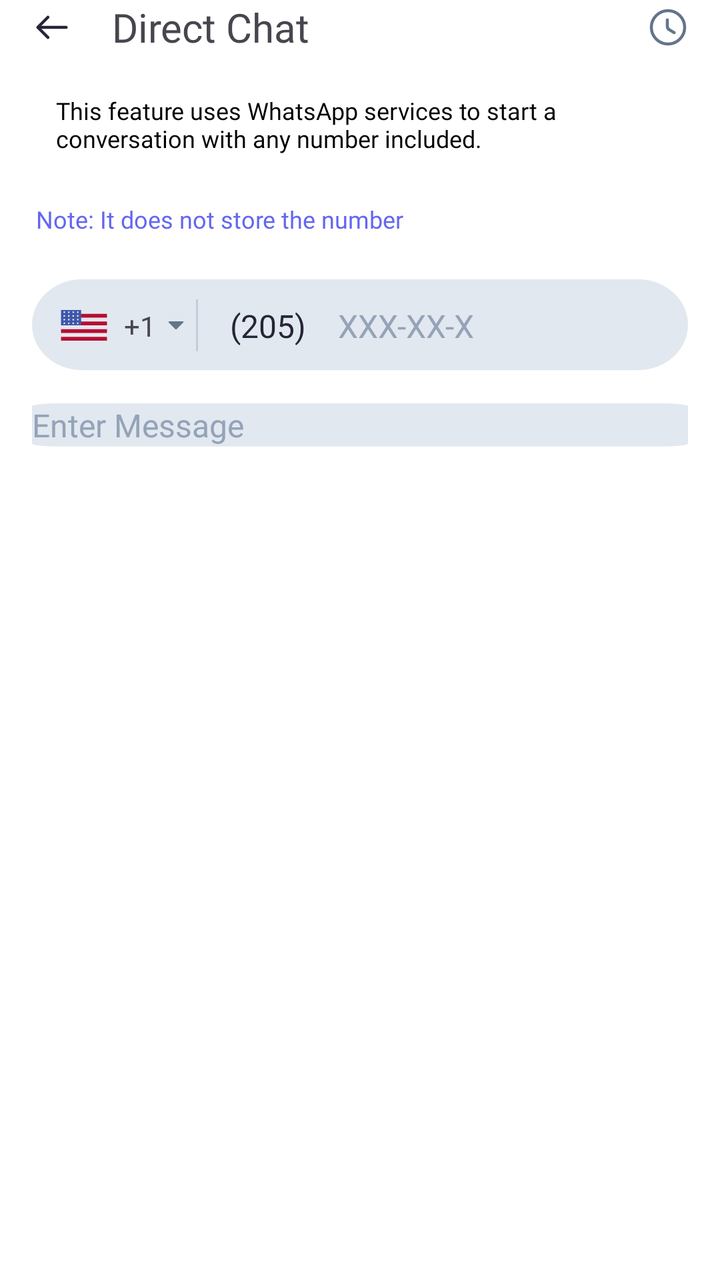
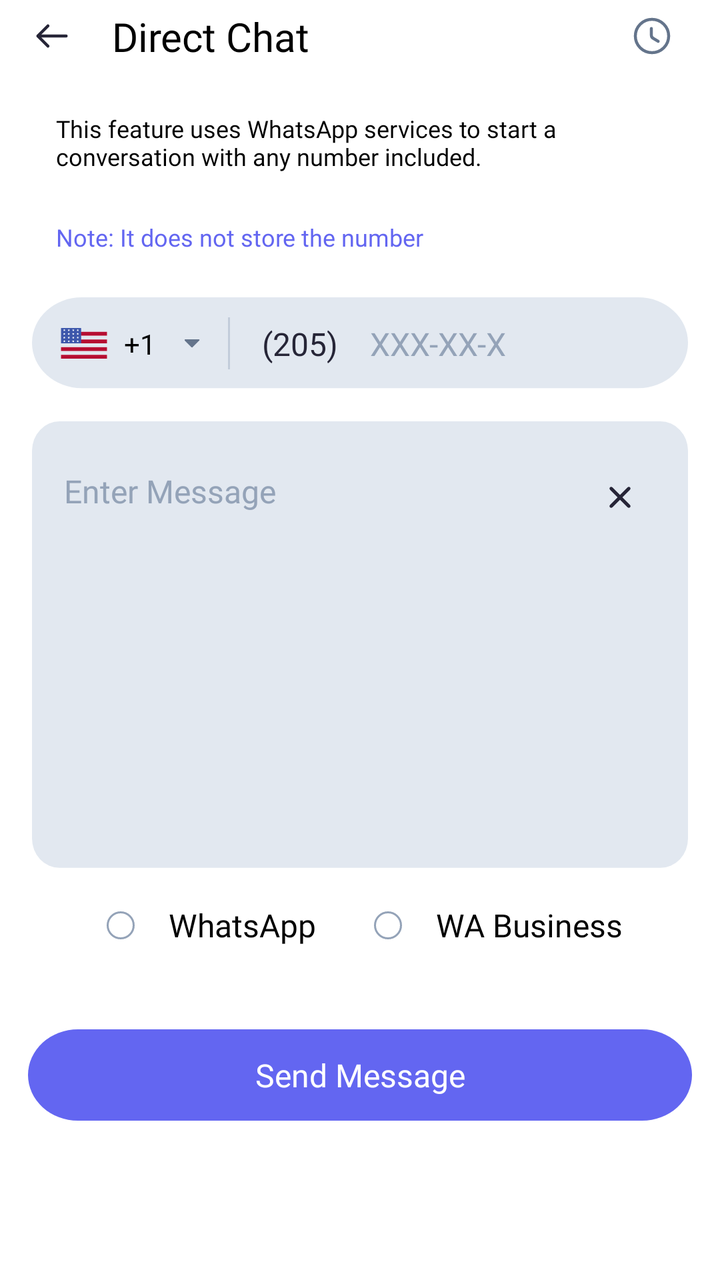

Before-and-after screenshots of an Android layout around one commit, followed by the original layout XML and the change that was made.
<!-- AndroidManifest.xml: application theme Theme.GPSMapCamera -->
<!-- res/layout/fragment_direct_chat.xml -->
<?xml version="1.0" encoding="utf-8"?>
<androidx.constraintlayout.widget.ConstraintLayout xmlns:android="http://schemas.android.com/apk/res/android"
    android:layout_width="match_parent"
    android:layout_height="match_parent"
    xmlns:app="http://schemas.android.com/apk/res-auto"
    android:background="@color/white"
    android:fitsSystemWindows="true">

    <androidx.constraintlayout.widget.ConstraintLayout
        android:id="@+id/topbar"
        android:layout_width="match_parent"
        android:layout_height="wrap_content"
        app:layout_constraintTop_toTopOf="parent"
        app:layout_constraintStart_toStartOf="parent"
        app:layout_constraintEnd_toEndOf="parent"
        android:layout_marginHorizontal="16dp">

        <ImageView
            android:id="@+id/back_btn"
            android:layout_width="wrap_content"
            android:layout_height="wrap_content"
            android:src="@drawable/camera_arrow_left"
            app:layout_constraintStart_toStartOf="parent"
            app:layout_constraintTop_toTopOf="parent"
            app:layout_constraintBottom_toBottomOf="parent"/>
        <TextView
            android:id="@+id/firct_chat_text"
            android:layout_width="wrap_content"
            android:layout_height="wrap_content"
            android:text="Direct Chat"
            android:textSize="20sp"
            android:fontFamily="@font/poppins_semibold"
            android:layout_marginStart="20dp"
            app:layout_constraintTop_toTopOf="parent"
            app:layout_constraintBottom_toBottomOf="parent"
            app:layout_constraintStart_toEndOf="@id/back_btn" />

        <ImageView
            android:id="@+id/clock_icon"
            android:layout_width="wrap_content"
            android:layout_height="wrap_content"
            android:src="@drawable/clock"
            app:layout_constraintTop_toTopOf="parent"
            app:layout_constraintBottom_toBottomOf="parent"
            app:layout_constraintEnd_toEndOf="parent"/>

    </androidx.constraintlayout.widget.ConstraintLayout>

    <androidx.constraintlayout.widget.ConstraintLayout
        android:id="@+id/topbar_bottom"
        android:layout_width="wrap_content"
        android:layout_height="wrap_content"
        app:layout_constraintStart_toStartOf="parent"
        app:layout_constraintEnd_toEndOf="parent"
        app:layout_constraintTop_toBottomOf="@id/topbar">

        <TextView
            android:id="@+id/first_description"
            android:layout_width="wrap_content"
            android:layout_height="wrap_content"
            android:fontFamily="@font/inter"
            android:text="This feature uses WhatsApp services to start a conversation with any number included."
            android:textSize="12sp"
            android:textColor="@color/black"
            android:layout_marginTop="20dp"
            android:paddingHorizontal="28dp"
            app:layout_constraintEnd_toEndOf="parent"
            app:layout_constraintStart_toStartOf="parent"
            app:layout_constraintTop_toTopOf="parent" />
        <TextView
            android:id="@+id/second_description"
            android:layout_width="wrap_content"
            android:layout_height="wrap_content"
            android:fontFamily="@font/inter"
            android:text="Note: It does not store the number"
            android:textSize="12sp"
            android:layout_marginTop="24dp"
            android:layout_marginStart="18dp"
            app:layout_constraintStart_toStartOf="parent"
            app:layout_constraintTop_toBottomOf="@id/first_description"
            android:textColor="@color/Purple"/>
    </androidx.constraintlayout.widget.ConstraintLayout>

    <androidx.constraintlayout.widget.ConstraintLayout
        android:id="@+id/phone_number_area"
        android:layout_width="match_parent"
        android:layout_height="wrap_content"
        android:layout_marginTop="22dp"
        android:paddingVertical="10dp"
        android:layout_marginHorizontal="16dp"
        android:background="@drawable/phone_rectangle"
        app:layout_constraintStart_toStartOf="parent"
        app:layout_constraintEnd_toEndOf="parent"
        app:layout_constraintTop_toBottomOf="@id/topbar_bottom">

        <ImageView
            android:id="@+id/flag_icon"
            android:layout_width="wrap_content"
            android:layout_height="wrap_content"
            android:src="@drawable/flag"
            android:layout_marginStart="14dp"
            app:layout_constraintStart_toStartOf="parent"
            app:layout_constraintTop_toTopOf="parent"
            app:layout_constraintBottom_toBottomOf="parent"/>

        <TextView
            android:id="@+id/country_no"
            android:layout_width="wrap_content"
            android:layout_height="wrap_content"
            android:text="+1"
            android:layout_marginStart="8dp"
            app:layout_constraintTop_toTopOf="parent"
            app:layout_constraintBottom_toBottomOf="parent"
            app:layout_constraintStart_toEndOf="@id/flag_icon"/>

        <ImageView
            android:id="@+id/dropdown_country"
            android:layout_width="wrap_content"
            android:layout_height="wrap_content"
            android:src="@drawable/flag_dropdown"
            android:layout_marginStart="6dp"
            app:layout_constraintTop_toTopOf="parent"
            app:layout_constraintBottom_toBottomOf="parent"
            app:layout_constraintStart_toEndOf="@id/country_no" />

       <ImageView
           android:id="@+id/line"
           android:layout_width="wrap_content"
           android:layout_height="wrap_content"
           android:src="@drawable/number_line"
           android:layout_marginStart="6dp"
           app:layout_constraintTop_toTopOf="parent"
           app:layout_constraintBottom_toBottomOf="parent"
           app:layout_constraintStart_toEndOf="@id/dropdown_country"/>

        <TextView
            android:id="@+id/code_country"
            android:layout_width="wrap_content"
            android:layout_height="wrap_content"
            android:text="(205)"
            android:textSize="16sp"
            android:fontFamily="@font/poppins_medium"
            android:textColor="@color/black_light"
            android:layout_marginStart="16dp"
            app:layout_constraintTop_toTopOf="parent"
            app:layout_constraintBottom_toBottomOf="parent"
            app:layout_constraintStart_toEndOf="@id/line"/>

        <TextView
            android:id="@+id/number"
            android:layout_width="wrap_content"
            android:layout_height="wrap_content"
            android:text="XXX-XX-X"
            android:textColor="@color/Slate"
            android:textSize="16sp"
            android:fontFamily="@font/poppins_medium"
            android:layout_marginStart="16dp"
            app:layout_constraintTop_toTopOf="parent"
            app:layout_constraintBottom_toBottomOf="parent"
            app:layout_constraintStart_toEndOf="@id/code_country"/>


    </androidx.constraintlayout.widget.ConstraintLayout>

    <androidx.constraintlayout.widget.ConstraintLayout
        android:id="@+id/message_area"
        android:layout_width="match_parent"
        android:layout_height="wrap_content"
        android:background="@drawable/write_message_rectangle"
        android:layout_marginTop="16dp"
        android:layout_marginHorizontal="16dp"
        app:layout_constraintStart_toStartOf="parent"
        app:layout_constraintEnd_toEndOf="parent"
        app:layout_constraintTop_toBottomOf="@id/phone_number_area">

    <TextView
        android:layout_width="wrap_content"
        android:layout_height="wrap_content"
        android:text="Enter Message"
        android:fontFamily="@font/poppins"
        android:textSize="16dp"
        android:textColor="@color/Slate"
        app:layout_constraintTop_toTopOf="parent"
        app:layout_constraintStart_toStartOf="parent"/>

</androidx.constraintlayout.widget.ConstraintLayout>



</androidx.constraintlayout.widget.ConstraintLayout>
<!-- resources referenced by this layout -->
<resources>
  <color name="Purple">#6366F1</color>
  <color name="Slate">#94a3b8</color>
  <color name="black">#FF000000</color>
  <color name="black_light">#262537</color>
  <color name="white">#FFFFFFFF</color>
  <!-- drawable number_line (drawable) -->
  <vector xmlns:android="http://schemas.android.com/apk/res/android"
      android:width="1dp"
      android:height="26dp"
      android:viewportWidth="1"
      android:viewportHeight="26">
    <path
        android:strokeWidth="1"
        android:pathData="M0.5,0V26"
        android:strokeAlpha="0.4"
        android:fillColor="#00000000"
        android:strokeColor="#94A3B8"
        android:fillAlpha="0.4"/>
  </vector>
  <!-- drawable write_message_rectangle (drawable) -->
  <vector xmlns:android="http://schemas.android.com/apk/res/android"
      android:width="332dp"
      android:height="214dp"
      android:viewportWidth="332"
      android:viewportHeight="214">
    <path
        android:pathData="M14,0L318,0A14,14 0,0 1,332 14L332,199.3A14,14 0,0 1,318 213.3L14,213.3A14,14 0,0 1,0 199.3L0,14A14,14 0,0 1,14 0z"
        android:fillColor="#E2E8F0"/>
  </vector>
  <style name="Theme.GPSMapCamera" parent="Base.Theme.GPSMapCamera" />
  <style name="Base.Theme.GPSMapCamera" parent="Theme.Material3.DayNight.NoActionBar">
          
          
      </style>
  <!-- unchanged entries left out for length: 5 -->
</resources>

<!-- the commit's change to res/layout/fragment_direct_chat.xml (unified diff, before → after) -->
@@ -19,6 +19,7 @@
             android:id="@+id/back_btn"
             android:layout_width="wrap_content"
             android:layout_height="wrap_content"
+            android:contentDescription="@string/todo"
             android:src="@drawable/camera_arrow_left"
             app:layout_constraintStart_toStartOf="parent"
             app:layout_constraintTop_toTopOf="parent"
@@ -27,10 +28,11 @@
             android:id="@+id/firct_chat_text"
             android:layout_width="wrap_content"
             android:layout_height="wrap_content"
-            android:text="Direct Chat"
+            android:text="@string/direct_chat"
             android:textSize="20sp"
             android:fontFamily="@font/poppins_semibold"
             android:layout_marginStart="20dp"
+            android:textColor="@color/black"
             app:layout_constraintTop_toTopOf="parent"
             app:layout_constraintBottom_toBottomOf="parent"
             app:layout_constraintStart_toEndOf="@id/back_btn" />
@@ -40,6 +42,8 @@
             android:layout_width="wrap_content"
             android:layout_height="wrap_content"
             android:src="@drawable/clock"
+            android:padding="8dp"
+            android:contentDescription="@string/todo"
             app:layout_constraintTop_toTopOf="parent"
             app:layout_constraintBottom_toBottomOf="parent"
             app:layout_constraintEnd_toEndOf="parent"/>
@@ -59,7 +63,7 @@
             android:layout_width="wrap_content"
             android:layout_height="wrap_content"
             android:fontFamily="@font/inter"
-            android:text="This feature uses WhatsApp services to start a conversation with any number included."
+            android:text="@string/this_feature_uses_whatsapp_services_to_start_a_conversation_with_any_number_included"
             android:textSize="12sp"
             android:textColor="@color/black"
             android:layout_marginTop="20dp"
@@ -72,10 +76,10 @@
             android:layout_width="wrap_content"
             android:layout_height="wrap_content"
             android:fontFamily="@font/inter"
-            android:text="Note: It does not store the number"
+            android:text="@string/note_it_does_not_store_the_number"
             android:textSize="12sp"
             android:layout_marginTop="24dp"
-            android:layout_marginStart="18dp"
+            android:layout_marginStart="28dp"
             app:layout_constraintStart_toStartOf="parent"
             app:layout_constraintTop_toBottomOf="@id/first_description"
             android:textColor="@color/Purple"/>
@@ -95,9 +99,10 @@
 
         <ImageView
             android:id="@+id/flag_icon"
-            android:layout_width="wrap_content"
-            android:layout_height="wrap_content"
+            android:layout_width="24dp"
+            android:layout_height="24dp"
             android:src="@drawable/flag"
+            android:contentDescription="@string/todo"
             android:layout_marginStart="14dp"
             app:layout_constraintStart_toStartOf="parent"
             app:layout_constraintTop_toTopOf="parent"
@@ -107,8 +112,9 @@
             android:id="@+id/country_no"
             android:layout_width="wrap_content"
             android:layout_height="wrap_content"
-            android:text="+1"
+            android:text="@string/_1"
             android:layout_marginStart="8dp"
+            android:textColor="@color/black"
             app:layout_constraintTop_toTopOf="parent"
             app:layout_constraintBottom_toBottomOf="parent"
             app:layout_constraintStart_toEndOf="@id/flag_icon"/>
@@ -119,6 +125,10 @@
             android:layout_height="wrap_content"
             android:src="@drawable/flag_dropdown"
             android:layout_marginStart="6dp"
+            android:padding="8dp"
+            android:clickable="true"
+            android:focusable="true"
+            android:contentDescription="@string/todo"
             app:layout_constraintTop_toTopOf="parent"
             app:layout_constraintBottom_toBottomOf="parent"
             app:layout_constraintStart_toEndOf="@id/country_no" />
@@ -129,6 +139,7 @@
            android:layout_height="wrap_content"
            android:src="@drawable/number_line"
            android:layout_marginStart="6dp"
+           android:contentDescription="@string/todo"
            app:layout_constraintTop_toTopOf="parent"
            app:layout_constraintBottom_toBottomOf="parent"
            app:layout_constraintStart_toEndOf="@id/dropdown_country"/>
@@ -137,27 +148,34 @@
             android:id="@+id/code_country"
             android:layout_width="wrap_content"
             android:layout_height="wrap_content"
-            android:text="(205)"
+            android:text="@string/_205"
             android:textSize="16sp"
             android:fontFamily="@font/poppins_medium"
             android:textColor="@color/black_light"
+            android:clickable="true"
+            android:focusable="true"
             android:layout_marginStart="16dp"
             app:layout_constraintTop_toTopOf="parent"
             app:layout_constraintBottom_toBottomOf="parent"
             app:layout_constraintStart_toEndOf="@id/line"/>
 
-        <TextView
+        <EditText
             android:id="@+id/number"
-            android:layout_width="wrap_content"
-            android:layout_height="wrap_content"
-            android:text="XXX-XX-X"
-            android:textColor="@color/Slate"
+            android:layout_width="0dp"
+            android:layout_height="wrap_content"
+            android:layout_weight="1"
+            android:background="@null"
+            android:hint="@string/xxx_xx_x"
+            android:textColor="@color/black"
+            android:textColorHint="@color/Slate"
             android:textSize="16sp"
             android:fontFamily="@font/poppins_medium"
             android:layout_marginStart="16dp"
-            app:layout_constraintTop_toTopOf="parent"
-            app:layout_constraintBottom_toBottomOf="parent"
-            app:layout_constraintStart_toEndOf="@id/code_country"/>
+            android:inputType="phone"
+            app:layout_constraintTop_toTopOf="parent"
+            app:layout_constraintBottom_toBottomOf="parent"
+            app:layout_constraintStart_toEndOf="@id/code_country"
+            app:layout_constraintEnd_toEndOf="parent"/>
 
 
     </androidx.constraintlayout.widget.ConstraintLayout>
@@ -165,7 +183,8 @@
     <androidx.constraintlayout.widget.ConstraintLayout
         android:id="@+id/message_area"
         android:layout_width="match_parent"
-        android:layout_height="wrap_content"
+        android:layout_height="0dp"
+        app:layout_constraintHeight_percent="0.35"
         android:background="@drawable/write_message_rectangle"
         android:layout_marginTop="16dp"
         android:layout_marginHorizontal="16dp"
@@ -173,18 +192,121 @@
         app:layout_constraintEnd_toEndOf="parent"
         app:layout_constraintTop_toBottomOf="@id/phone_number_area">
 
-    <TextView
-        android:layout_width="wrap_content"
-        android:layout_height="wrap_content"
-        android:text="Enter Message"
-        android:fontFamily="@font/poppins"
-        android:textSize="16dp"
-        android:textColor="@color/Slate"
-        app:layout_constraintTop_toTopOf="parent"
-        app:layout_constraintStart_toStartOf="parent"/>
+        <EditText
+            android:id="@+id/messageInput"
+            android:layout_width="0dp"
+            android:layout_height="0dp"
+            android:background="@null"
+            android:hint="@string/enter_message"
+            android:fontFamily="@font/poppins"
+            android:layout_marginTop="24dp"
+            android:layout_marginStart="16dp"
+            android:layout_marginEnd="16dp"
+            android:layout_marginBottom="16dp"
+            android:textSize="16sp"
+            android:textColor="@color/black"
+            android:textColorHint="@color/Slate"
+            android:gravity="top|start"
+            android:inputType="textMultiLine"
+            app:layout_constraintTop_toTopOf="parent"
+            app:layout_constraintStart_toStartOf="parent"
+            app:layout_constraintEnd_toStartOf="@id/cross"
+            app:layout_constraintBottom_toBottomOf="parent"/>
+
+        <ImageView
+            android:id="@+id/cross"
+            android:layout_width="wrap_content"
+            android:layout_height="wrap_content"
+            android:src="@drawable/chat_cross"
+            android:padding="8dp"
+            android:contentDescription="@string/todo"
+            android:layout_marginTop="20dp"
+            android:layout_marginEnd="16dp"
+            app:layout_constraintTop_toTopOf="parent"
+            app:layout_constraintEnd_toEndOf="parent"/>
 
 </androidx.constraintlayout.widget.ConstraintLayout>
 
+    <LinearLayout
+        android:id="@+id/third_portion"
+        android:layout_width="match_parent"
+        android:layout_height="wrap_content"
+        android:orientation="horizontal"
+        android:gravity="center"
+        android:layout_marginTop="16dp"
+        android:layout_marginHorizontal="16dp"
+        app:layout_constraintStart_toStartOf="parent"
+        app:layout_constraintEnd_toEndOf="parent"
+        app:layout_constraintTop_toBottomOf="@id/message_area">
+
+        <ImageView
+            android:id="@+id/radiobutton1"
+            android:layout_width="24dp"
+            android:layout_height="24dp"
+            android:scaleType="centerInside"
+            android:clickable="true"
+            android:focusable="true"
+            android:contentDescription="@string/todo"
+            android:src="@drawable/chat_radio_button" />
+
+        <TextView
+            android:id="@+id/whatsapp_chat"
+            android:layout_width="wrap_content"
+            android:layout_height="wrap_content"
+            android:layout_marginStart="12dp"
+            android:fontFamily="@font/poppins_medium"
+            android:textColor="@color/black"
+            android:text="@string/whatsapp"
+            android:textSize="16sp" />
+
+        <ImageView
+            android:id="@+id/radiobutton2"
+            android:layout_width="24dp"
+            android:layout_height="24dp"
+            android:scaleType="centerInside"
+            android:layout_marginStart="24dp"
+            android:clickable="true"
+            android:focusable="true"
+            android:contentDescription="@string/todo"
+            android:src="@drawable/chat_radio_button" />
+
+        <TextView
+            android:id="@+id/WA_Business"
+            android:layout_width="wrap_content"
+            android:layout_height="wrap_content"
+            android:text="@string/wa_business"
+            android:textColor="@color/black"
+            android:fontFamily="@font/poppins_medium"
+            android:textSize="16sp"
+            android:layout_marginStart="12dp" />
+
+    </LinearLayout>
+
+    <androidx.constraintlayout.widget.ConstraintLayout
+        android:id="@+id/rectangle_portion"
+        android:layout_width="match_parent"
+        android:layout_height="wrap_content"
+        android:paddingVertical="12dp"
+        android:layout_marginHorizontal="14dp"
+        android:layout_marginTop="40dp"
+        android:background="@drawable/chat_rectangle"
+        app:layout_constraintStart_toStartOf="parent"
+        app:layout_constraintEnd_toEndOf="parent"
+        app:layout_constraintTop_toBottomOf="@id/third_portion">
+
+        <TextView
+            android:id="@+id/rectangle"
+            android:layout_width="wrap_content"
+            android:layout_height="wrap_content"
+            android:text="@string/send_message"
+            android:textSize="16sp"
+            android:textColor="@color/white"
+            android:gravity="center"
+            android:fontFamily="@font/poppins_medium"
+            app:layout_constraintTop_toTopOf="parent"
+            app:layout_constraintStart_toStartOf="parent"
+            app:layout_constraintEnd_toEndOf="parent"/>
+    </androidx.constraintlayout.widget.ConstraintLayout>
 
 
 </androidx.constraintlayout.widget.ConstraintLayout>
<!-- resource entries referenced after the edit -->
@@ -5,6 +5,38 @@
   <color name="black">#FF000000</color>
   <color name="black_light">#262537</color>
   <color name="white">#FFFFFFFF</color>
+  <!-- drawable chat_cross (drawable) -->
+  <vector xmlns:android="http://schemas.android.com/apk/res/android"
+      android:width="20dp"
+      android:height="20dp"
+      android:viewportWidth="20"
+      android:viewportHeight="20">
+    <path
+        android:pathData="M15.002,5C14.845,4.844 14.634,4.756 14.413,4.756C14.192,4.756 13.98,4.844 13.823,5L10.002,8.822L6.18,5C6.024,4.844 5.812,4.756 5.591,4.756C5.37,4.756 5.158,4.844 5.002,5C4.846,5.156 4.758,5.368 4.758,5.589C4.758,5.81 4.846,6.022 5.002,6.178L8.823,10L5.002,13.822C4.846,13.978 4.758,14.19 4.758,14.411C4.758,14.632 4.846,14.844 5.002,15C5.158,15.156 5.37,15.244 5.591,15.244C5.812,15.244 6.024,15.156 6.18,15L10.002,11.178L13.823,15C13.98,15.156 14.192,15.244 14.413,15.244C14.634,15.244 14.845,15.156 15.002,15C15.158,14.844 15.246,14.632 15.246,14.411C15.246,14.19 15.158,13.978 15.002,13.822L11.18,10L15.002,6.178C15.158,6.022 15.246,5.81 15.246,5.589C15.246,5.368 15.158,5.156 15.002,5Z"
+        android:fillColor="#262537"/>
+  </vector>
+  <!-- drawable chat_radio_button (drawable) -->
+  <vector xmlns:android="http://schemas.android.com/apk/res/android"
+      android:width="14dp"
+      android:height="14dp"
+      android:viewportWidth="14"
+      android:viewportHeight="14">
+    <path
+        android:strokeWidth="1"
+        android:pathData="M13.5,7C13.5,10.59 10.59,13.5 7,13.5C3.41,13.5 0.5,10.59 0.5,7C0.5,3.41 3.41,0.5 7,0.5C10.59,0.5 13.5,3.41 13.5,7Z"
+        android:fillColor="#00000000"
+        android:strokeColor="#94A3B8"/>
+  </vector>
+  <!-- drawable chat_rectangle (drawable) -->
+  <vector xmlns:android="http://schemas.android.com/apk/res/android"
+      android:width="332dp"
+      android:height="50dp"
+      android:viewportWidth="332"
+      android:viewportHeight="50">
+    <path
+        android:pathData="M25,0L307,0A25,25 0,0 1,332 25L332,25A25,25 0,0 1,307 50L25,50A25,25 0,0 1,0 25L0,25A25,25 0,0 1,25 0z"
+        android:fillColor="#6366F1"/>
+  </vector>
   <!-- drawable number_line (drawable) -->
   <vector xmlns:android="http://schemas.android.com/apk/res/android"
       android:width="1dp"
@@ -29,6 +61,17 @@
         android:pathData="M14,0L318,0A14,14 0,0 1,332 14L332,199.3A14,14 0,0 1,318 213.3L14,213.3A14,14 0,0 1,0 199.3L0,14A14,14 0,0 1,14 0z"
         android:fillColor="#E2E8F0"/>
   </vector>
+  <string name="_1">+1</string>
+  <string name="_205">(205)</string>
+  <string name="direct_chat">Direct Chat</string>
+  <string name="enter_message">Enter Message</string>
+  <string name="note_it_does_not_store_the_number">Note: It does not store the number</string>
+  <string name="send_message">Send Message</string>
+  <string name="this_feature_uses_whatsapp_services_to_start_a_conversation_with_any_number_included">This feature uses WhatsApp services to start a conversation with any number included.</string>
+  <string name="todo">TODO</string>
+  <string name="wa_business">WA Business</string>
+  <string name="whatsapp">WhatsApp</string>
+  <string name="xxx_xx_x">XXX-XX-X</string>
   <style name="Theme.GPSMapCamera" parent="Base.Theme.GPSMapCamera" />
   <style name="Base.Theme.GPSMapCamera" parent="Theme.Material3.DayNight.NoActionBar">
           
